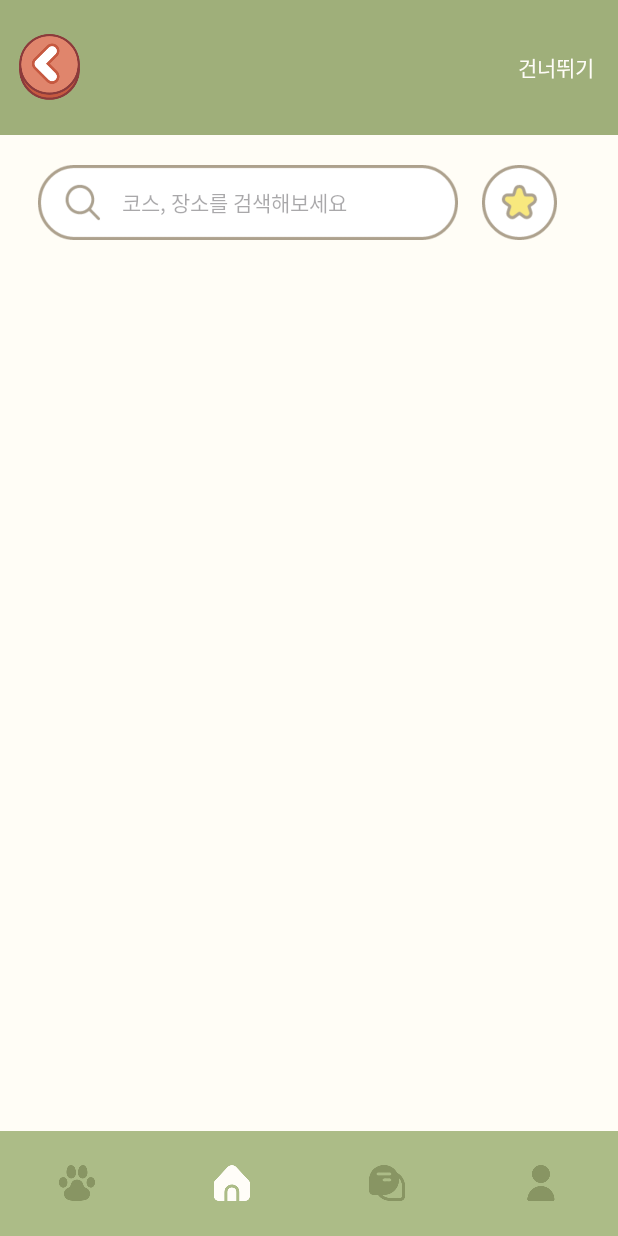
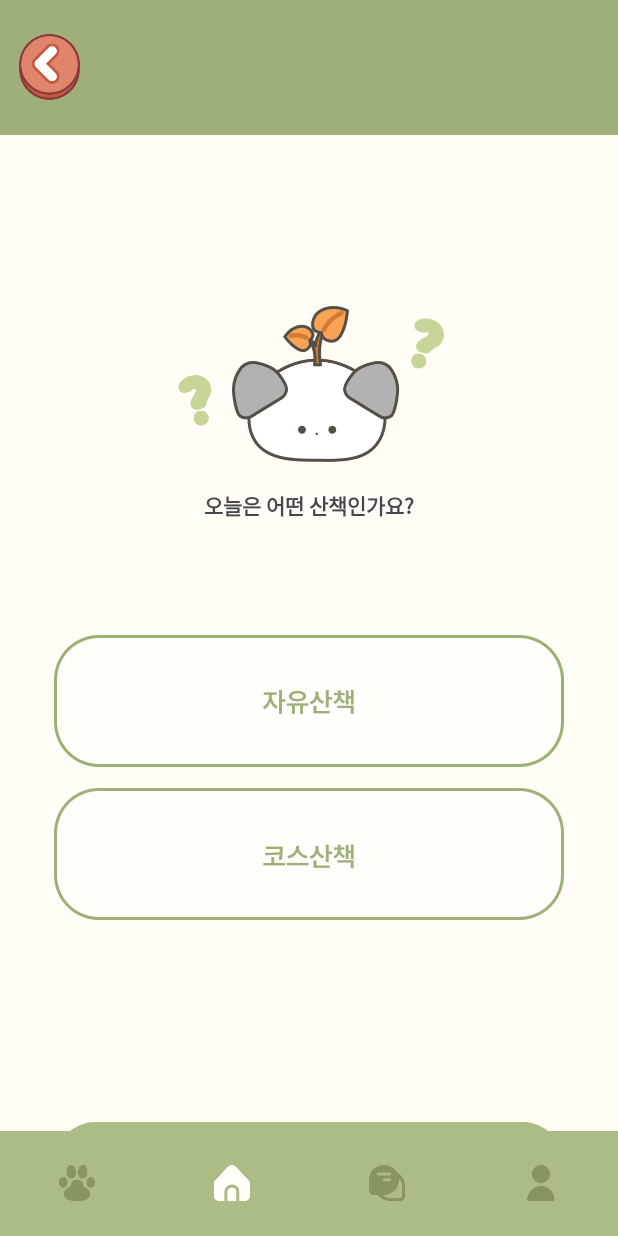
Before and after one commit to yammmit/PotpyTown, an Android app: the fragment GameFragment placed in its activity, after a tap on "btn_walk", on a phone screen of 412 x 824 dp. Run offline under Robolectric (Android 15) with nearby library versions, the light colour scheme and no system bars; our stand-ins replace Firebase (no records; nobody signed in at launch, a user with empty details on screens opened directly); 3 other taps on this screen came first.

Commit message:
feat : 산책 선택 페이지 추가

```diff
--- a/app/src/main/java/com/example/potpytown/GameFragment.java
+++ b/app/src/main/java/com/example/potpytown/GameFragment.java
@@ -1,7 +1,6 @@
 package com.example.potpytown;
 
 import android.os.Bundle;
-import android.util.Log;
 import android.view.LayoutInflater;
 import android.view.View;
 import android.view.ViewGroup;
@@ -10,10 +9,7 @@ import android.widget.ImageView;
 import androidx.annotation.NonNull;
 import androidx.annotation.Nullable;
 import androidx.fragment.app.Fragment;
-import androidx.fragment.app.FragmentManager;
 import androidx.fragment.app.FragmentTransaction;
-
-import com.google.android.material.bottomnavigation.BottomNavigationView;
 
 public class GameFragment extends Fragment {
 
@@ -46,9 +42,9 @@ public class GameFragment extends Fragment {
 
     // Walk button click handler
     private void onWalkButtonClick() {
-        WalkFragment walkFragment = new WalkFragment();
+        WalkSelectFragment walkSelectFragment = new WalkSelectFragment();
         FragmentTransaction transaction = requireActivity().getSupportFragmentManager().beginTransaction();
-        transaction.add(R.id.fragment_container, walkFragment);
+        transaction.add(R.id.fragment_container, walkSelectFragment);
         transaction.addToBackStack(null);
         transaction.commit();
     }
--- /dev/null
+++ b/app/src/main/java/com/example/potpytown/WalkSelectFragment.java
@@ -0,0 +1,79 @@
+package com.example.potpytown;
+
+import android.os.Build;
+import android.os.Bundle;
+import android.view.LayoutInflater;
+import android.view.View;
+import android.view.ViewGroup;
+import android.widget.Button;
+import android.widget.ImageView;
+import android.window.OnBackInvokedDispatcher;
+
+import androidx.annotation.NonNull;
+import androidx.annotation.Nullable;
+import androidx.fragment.app.Fragment;
+import androidx.fragment.app.FragmentTransaction;
+
+public class WalkSelectFragment extends Fragment {
+
+    private boolean isFreeWalkSelected = false; // 선택 상태 여부
+
+    @Nullable
+    @Override
+    public View onCreateView(@NonNull LayoutInflater inflater, @Nullable ViewGroup container, @Nullable Bundle savedInstanceState) {
+        return inflater.inflate(R.layout.fragment_walk_select, container, false);
+    }
+
+    @Override
+    public void onViewCreated(@NonNull View view, @Nullable Bundle savedInstanceState) {
+        super.onViewCreated(view, savedInstanceState);
+
+        // ImageView 버튼 초기화
+        ImageView freeWalkButton = view.findViewById(R.id.free_walk_button);
+        ImageView courseWalkButton = view.findViewById(R.id.course_walk_button);
+        Button completeButton = view.findViewById(R.id.complete_button);
+        ImageView backButton = view.findViewById(R.id.btn_back);
+
+        // 뒤로가기 버튼 클릭 이벤트
+        backButton.setOnClickListener(v -> {
+            requireActivity().getSupportFragmentManager().popBackStack();
+        });
+
+        // 초기 상태: 비활성화 이미지 설정
+        freeWalkButton.setImageResource(R.drawable.btn_freewalk);
+        courseWalkButton.setImageResource(R.drawable.btn_coursewalk);
+
+        // 자유산책 버튼 클릭
+        freeWalkButton.setOnClickListener(v -> {
+            // 활성화 상태로 변경
+            freeWalkButton.setImageResource(R.drawable.btn_freewalk_active);
+            courseWalkButton.setImageResource(R.drawable.btn_coursewalk);
+            isFreeWalkSelected = true; // 자유산책 선택
+        });
+
+        // 코스산책 버튼 클릭
+        courseWalkButton.setOnClickListener(v -> {
+            // 활성화 상태로 변경
+            courseWalkButton.setImageResource(R.drawable.btn_coursewalk_active);
+            freeWalkButton.setImageResource(R.drawable.btn_freewalk);
+            isFreeWalkSelected = false; // 코스산책 선택
+        });
+
+        // 선택완료 버튼 클릭
+        completeButton.setOnClickListener(v -> {
+            if (isFreeWalkSelected) {
+                navigateToFragment(new FreeWalkFragment()); // 자유산책 프래그먼트로 이동
+            } else {
+                navigateToFragment(new CourseWalkFragment()); // 코스산책 프래그먼트로 이동
+            }
+        });
+    }
+
+    // 프래그먼트 전환 메서드
+    private void navigateToFragment(Fragment fragment) {
+        FragmentTransaction transaction = requireActivity().getSupportFragmentManager().beginTransaction();
+        transaction.add(R.id.fragment_container, fragment); // fragment_container는 부모 레이아웃의 ID
+        transaction.addToBackStack(null);
+        transaction.commit();
+    }
+}
--- /dev/null
+++ b/app/src/main/res/color/walk_button_text.xml
@@ -0,0 +1,7 @@
+<?xml version="1.0" encoding="utf-8"?>
+<selector xmlns:android="http://schemas.android.com/apk/res/android">
+    <!-- 선택된 상태 -->
+    <item android:state_selected="true" android:color="@color/text_ivory" />
+    <!-- 기본 상태 -->
+    <item android:color="@color/green" />
+</selector>
--- /dev/null
+++ b/app/src/main/res/drawable/walk_button_background.xml
@@ -0,0 +1,11 @@
+<selector xmlns:android="http://schemas.android.com/apk/res/android">
+    <!-- 활성화 상태 -->
+    <item android:state_selected="true">
+        <bitmap android:src="@drawable/btn_walkbackground_active" /> <!-- 활성화된 이미지 -->
+    </item>
+
+    <!-- 비활성화 상태 -->
+    <item android:state_selected="false">
+        <bitmap android:src="@drawable/btn_walkbackground" /> <!-- 비활성화된 이미지 -->
+    </item>
+</selector>
--- a/app/src/main/res/layout/fragment_walk.xml
+++ b/app/src/main/res/layout/fragment_walk.xml
@@ -26,15 +26,6 @@
             android:layout_height="wrap_content"
             android:layout_weight="1" />
 
-        <!-- 건너뛰기 버튼 -->
-        <TextView
-            android:id="@+id/btn_skip"
-            android:layout_width="wrap_content"
-            android:layout_height="wrap_content"
-            android:layout_gravity="center_vertical"
-            android:layout_marginEnd="16dp"
-            android:text="건너뛰기"
-            android:textColor="@color/text_ivory" />
     </LinearLayout>
 
     <LinearLayout
@@ -43,13 +34,14 @@
 
         <!-- 검색창 -->
         <EditText
-            android:id="@+id/et_search"
+            android:id="@+id/search_box"
             android:layout_width="280dp"
             android:layout_height="50dp"
             android:layout_marginStart="25dp"
             android:layout_marginTop="110dp"
             android:layout_marginEnd="16dp"
             android:background="@drawable/search_place"
+            android:imeOptions="actionSearch"
             android:drawablePadding="8dp"
             android:hint="코스, 장소를 검색해보세요"
             android:inputType="text"
--- /dev/null
+++ b/app/src/main/res/layout/fragment_walk_select.xml
@@ -0,0 +1,86 @@
+<RelativeLayout xmlns:android="http://schemas.android.com/apk/res/android"
+    android:layout_width="match_parent"
+    android:layout_height="match_parent"
+    android:background="@color/background">
+
+    <LinearLayout
+        android:layout_width="match_parent"
+        android:layout_height="90dp"
+        android:orientation="horizontal"
+        android:background="@color/tab_green">
+
+        <!-- 뒤로 가기 버튼 -->
+        <ImageView
+            android:id="@+id/btn_back"
+            android:layout_width="46dp"
+            android:layout_height="44dp"
+            android:layout_gravity="center_vertical"
+            android:layout_margin="10dp"
+            android:contentDescription="닫기 버튼"
+            android:src="@drawable/ic_circle_arrow_back" />
+
+        <!-- 빈 공간 -->
+        <View
+            android:layout_width="0dp"
+            android:layout_height="wrap_content"
+            android:layout_weight="1" />
+
+    </LinearLayout>
+
+    <LinearLayout
+        android:layout_width="match_parent"
+        android:layout_height="match_parent"
+        android:orientation="vertical"
+        android:gravity="center_horizontal">
+
+        <ImageView
+            android:layout_width="182dp"
+            android:layout_height="104dp"
+            android:src="@drawable/img_question"
+            android:layout_marginTop="204dp"/>
+        <TextView
+            android:layout_width="wrap_content"
+            android:layout_height="wrap_content"
+            android:text="오늘은 어떤 산책인가요?"
+            android:layout_marginTop="18dp"
+            android:textStyle="bold"/>
+
+        <ImageView
+            android:id="@+id/free_walk_button"
+            android:layout_width="340dp"
+            android:layout_height="88dp"
+            android:layout_marginTop="76dp"
+            android:src="@drawable/btn_freewalk"
+            android:scaleType="fitCenter"
+            android:clickable="true"
+            android:focusable="true" />
+
+        <ImageView
+            android:id="@+id/course_walk_button"
+            android:layout_width="340dp"
+            android:layout_height="88dp"
+            android:layout_marginTop="14dp"
+            android:src="@drawable/btn_coursewalk"
+            android:scaleType="fitCenter"
+            android:clickable="true"
+            android:focusable="true" />
+
+        <!-- 빈 공간 추가 -->
+        <View
+            android:layout_width="match_parent"
+            android:layout_height="0dp"
+            android:layout_weight="1" />
+
+        <Button
+            android:id="@+id/complete_button"
+            android:layout_width="340dp"
+            android:layout_height="64dp"
+            android:text="선택 완료"
+            android:textSize="16sp"
+            android:layout_marginBottom="16dp"
+            android:textStyle="bold"
+            android:textColor="@color/text_ivory"
+            android:backgroundTint="@color/green" />
+    </LinearLayout>
+
+</RelativeLayout>
```
